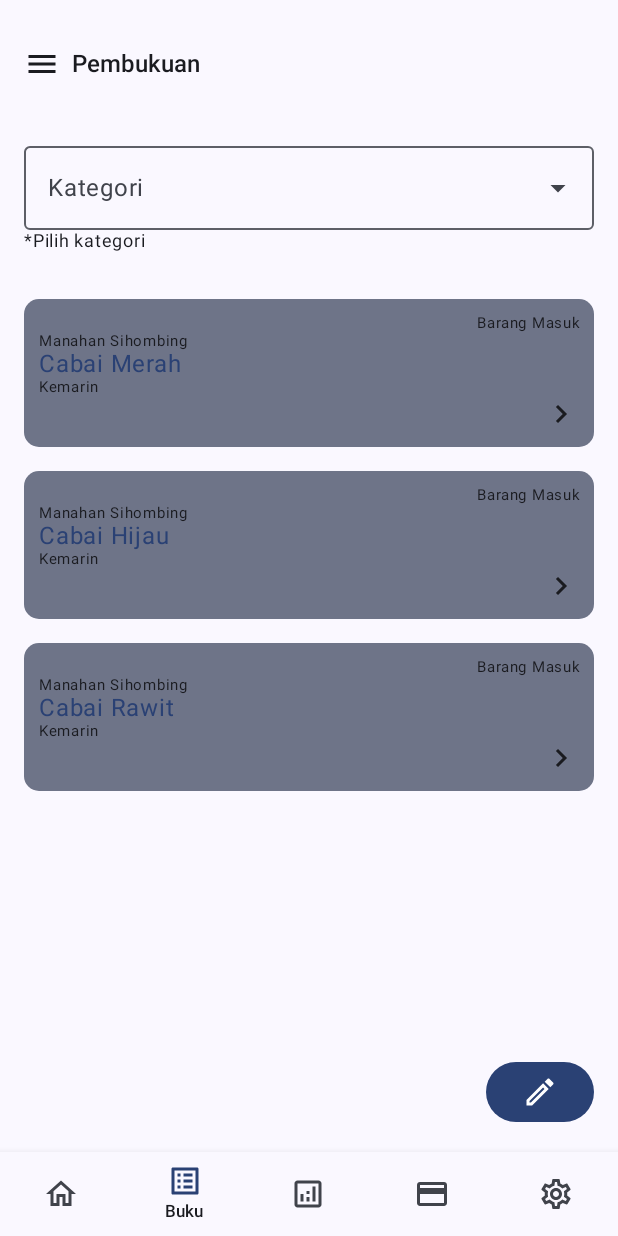
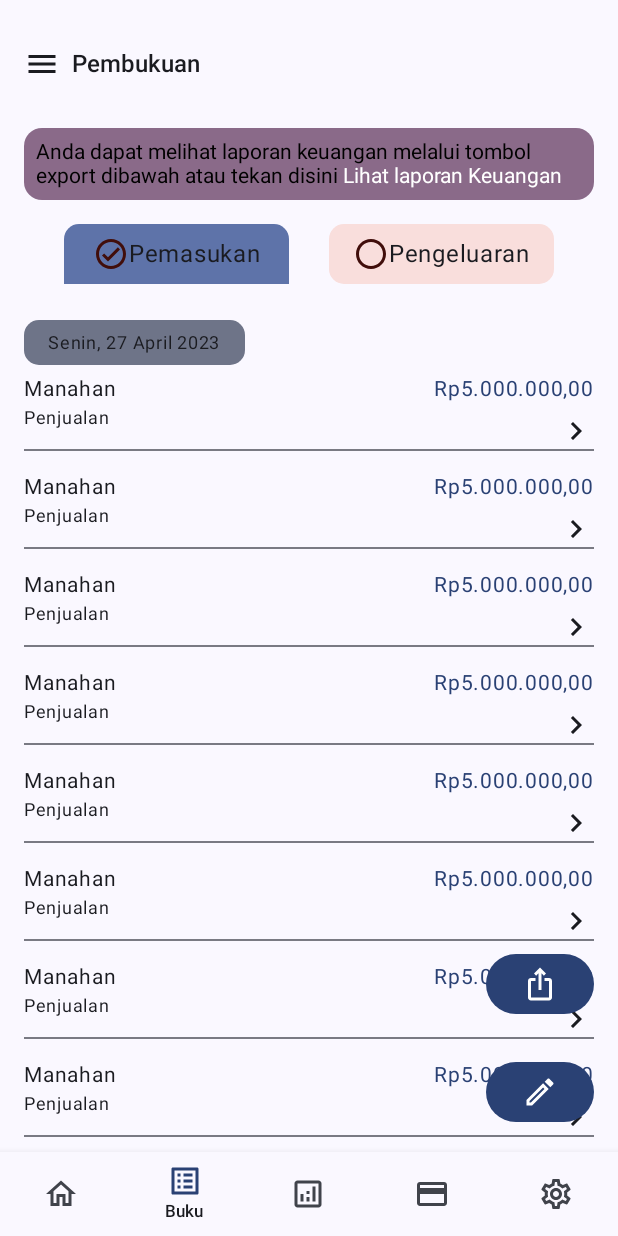
Before and after one commit to beranju/BisnisPlus, an Android app built with Jetpack Compose: the PembukuanScreen screen opened through its navigation route, on a phone screen of 412 x 824 dp. Run offline under Robolectric (Android 15) with nearby library versions, the phone set to English and light mode, and no system bars; our stand-ins replace Timber.

Commit message:
changes pembukuan screen with new ui

```diff
--- a/app/src/main/java/com/beran/bisnisplus/BisnisPlusApp.kt
+++ b/app/src/main/java/com/beran/bisnisplus/BisnisPlusApp.kt
@@ -115,7 +115,10 @@ fun BisnisPlusApp(navController: NavHostController, modifier: Modifier = Modifie
             }
             composable(route = Screen.Pembukuan.route) {
                 PembukuanScreen(
-                    onNavigateToCreateBook = { navController.navigate(Screen.CreateNewBook.route) }
+                    onNavigateToCreateBook = { navController.navigate(Screen.CreateNewBook.route) },
+                    onNavigateToLaporanScreen = {route ->
+                        // ** on navigate to laporan screen
+                    }
                 )
             }
             composable(route = Screen.Statistik.route) {
--- /dev/null
+++ b/app/src/main/java/com/beran/bisnisplus/data/PembukuanItem.kt
@@ -0,0 +1,69 @@
+package com.beran.bisnisplus.data
+
+data class PembukuanItem(
+    val id: Int,
+    val mitraName: String,
+    val bookType: String,
+    val category: String,
+    val amount: Int
+
+)
+
+val dummyItem = listOf(
+    PembukuanItem(
+        id = 1,
+        mitraName = "Manahan",
+        bookType = "Pemasukan",
+        category = "Penjualan",
+        amount = 5000000
+    ),
+    PembukuanItem(
+        id = 2,
+        mitraName = "Manahan",
+        bookType = "Pemasukan",
+        category = "Penjualan",
+        amount = 5000000
+    ),
+    PembukuanItem(
+        id = 3,
+        mitraName = "Manahan",
+        bookType = "Pemasukan",
+        category = "Penjualan",
+        amount = 5000000
+    ),
+    PembukuanItem(
+        id = 4,
+        mitraName = "Manahan",
+        bookType = "Pemasukan",
+        category = "Penjualan",
+        amount = 5000000
+    ),
+    PembukuanItem(
+        id = 5,
+        mitraName = "Manahan",
+        bookType = "Pemasukan",
+        category = "Penjualan",
+        amount = 5000000
+    ),
+    PembukuanItem(
+        id = 6,
+        mitraName = "Manahan",
+        bookType = "Pemasukan",
+        category = "Penjualan",
+        amount = 5000000
+    ),
+    PembukuanItem(
+        id = 7,
+        mitraName = "Manahan",
+        bookType = "Pemasukan",
+        category = "Penjualan",
+        amount = 5000000
+    ),
+    PembukuanItem(
+        id = 8,
+        mitraName = "Manahan",
+        bookType = "Pemasukan",
+        category = "Penjualan",
+        amount = 5000000
+    ),
+)
--- a/app/src/main/java/com/beran/bisnisplus/ui/screen/pembukuan/PembukuanScreen.kt
+++ b/app/src/main/java/com/beran/bisnisplus/ui/screen/pembukuan/PembukuanScreen.kt
@@ -1,158 +1,190 @@
 package com.beran.bisnisplus.ui.screen
 
+import androidx.compose.foundation.ExperimentalFoundationApi
+import androidx.compose.foundation.background
 import androidx.compose.foundation.clickable
 import androidx.compose.foundation.layout.Arrangement
 import androidx.compose.foundation.layout.Box
 import androidx.compose.foundation.layout.Column
+import androidx.compose.foundation.layout.Row
 import androidx.compose.foundation.layout.Spacer
 import androidx.compose.foundation.layout.fillMaxSize
 import androidx.compose.foundation.layout.fillMaxWidth
 import androidx.compose.foundation.layout.height
 import androidx.compose.foundation.layout.padding
 import androidx.compose.foundation.layout.width
-import androidx.compose.foundation.lazy.LazyColumn
-import androidx.compose.foundation.lazy.items
+import androidx.compose.foundation.pager.HorizontalPager
+import androidx.compose.foundation.pager.PagerState
+import androidx.compose.foundation.pager.rememberPagerState
 import androidx.compose.foundation.shape.CircleShape
+import androidx.compose.foundation.shape.RoundedCornerShape
+import androidx.compose.foundation.text.ClickableText
 import androidx.compose.material.icons.Icons
-import androidx.compose.material.icons.outlined.ArrowDropDown
-import androidx.compose.material.icons.outlined.ArrowDropUp
+import androidx.compose.material.icons.filled.IosShare
+import androidx.compose.material.icons.outlined.CheckCircle
 import androidx.compose.material.icons.outlined.Edit
+import androidx.compose.material.icons.outlined.RadioButtonUnchecked
 import androidx.compose.material3.Button
-import androidx.compose.material3.DropdownMenu
-import androidx.compose.material3.DropdownMenuItem
+import androidx.compose.material3.Card
+import androidx.compose.material3.CardDefaults
 import androidx.compose.material3.Icon
 import androidx.compose.material3.MaterialTheme
-import androidx.compose.material3.OutlinedTextField
 import androidx.compose.material3.Scaffold
 import androidx.compose.material3.Text
 import androidx.compose.runtime.Composable
-import androidx.compose.runtime.getValue
-import androidx.compose.runtime.mutableStateOf
-import androidx.compose.runtime.remember
-import androidx.compose.runtime.setValue
+import androidx.compose.runtime.rememberCoroutineScope
+import androidx.compose.ui.Alignment
 import androidx.compose.ui.Modifier
-import androidx.compose.ui.geometry.Size
-import androidx.compose.ui.layout.onGloballyPositioned
-import androidx.compose.ui.platform.LocalDensity
+import androidx.compose.ui.draw.clip
+import androidx.compose.ui.text.SpanStyle
+import androidx.compose.ui.text.buildAnnotatedString
+import androidx.compose.ui.text.withStyle
 import androidx.compose.ui.tooling.preview.Preview
-import androidx.compose.ui.unit.Dp
 import androidx.compose.ui.unit.dp
-import androidx.compose.ui.unit.toSize
-import com.beran.bisnisplus.data.listDummyBuku
-import com.beran.bisnisplus.ui.component.PembukuanCard
+import com.beran.bisnisplus.ui.screen.pembukuan.TabContentScreen
 import com.beran.bisnisplus.ui.theme.BisnisPlusTheme
+import kotlinx.coroutines.launch
 
+@OptIn(ExperimentalFoundationApi::class)
 @Composable
 fun PembukuanScreen(
     onNavigateToCreateBook: () -> Unit,
+    onNavigateToLaporanScreen: (String) -> Unit,
     modifier: Modifier = Modifier
 ) {
-
-    Scaffold(
-        floatingActionButton = {
+    Scaffold(floatingActionButton = {
+        Column(verticalArrangement = Arrangement.spacedBy(24.dp)) {
+            Button(onClick = onNavigateToCreateBook, shape = CircleShape) {
+                Icon(
+                    imageVector = Icons.Default.IosShare,
+                    contentDescription = "Melihat Laporan Keuangan"
+                )
+            }
             Button(onClick = onNavigateToCreateBook, shape = CircleShape) {
                 Icon(imageVector = Icons.Outlined.Edit, contentDescription = "Buat pembukuan")
             }
         }
-    ) { innerPadding ->
+    }) { innerPadding ->
         Box(modifier = modifier.padding(innerPadding)) {
             Column(
                 modifier = Modifier
                     .fillMaxSize()
                     .padding(horizontal = 16.dp)
             ) {
-                CategoryBukuSection()
-                Text(text = "*Pilih kategori", style = MaterialTheme.typography.bodySmall)
-                PembukuanSection()
+                TipsCardSection(onNavigateToLaporanScreen)
+                TabsSection()
             }
         }
     }
 }
 
+@OptIn(ExperimentalFoundationApi::class)
 @Composable
-private fun PembukuanSection() {
-    LazyColumn(verticalArrangement = Arrangement.spacedBy(16.dp)) {
-        item {
-            Spacer(modifier = Modifier.height(16.dp))
+private fun TabsSection(
+    modifier: Modifier = Modifier
+) {
+    val pagerState = rememberPagerState()
+
+    Column(modifier = modifier.fillMaxSize()) {
+        Spacer(modifier = Modifier.height(16.dp))
+        Tabs(pagerState = pagerState)
+        TabsContent(pagerState = pagerState)
+    }
+}
+
+@OptIn(ExperimentalFoundationApi::class)
+@Composable
+private fun TabsContent(
+    pagerState: PagerState, modifier: Modifier = Modifier
+) {
+    HorizontalPager(pageCount = 2, state = pagerState, modifier = modifier) { page ->
+        when (page) {
+            0 -> TabContentScreen(title = "Tab content pemasukan")
+            1 -> TabContentScreen(title = "Tab content pengeluaran")
         }
-        items(listDummyBuku, key = { item -> item.id }) { item ->
-            PembukuanCard(
-                judulBuku = item.judulBuku,
-                namaAgen = item.agen,
-                jenisBuku = item.kategori,
-                date = item.date,
-                width = Dp.Infinity
-            )
+    }
+}
+
+@OptIn(ExperimentalFoundationApi::class)
+@Composable
+private fun Tabs(
+    pagerState: PagerState, modifier: Modifier = Modifier
+) {
+    val listTabs = listOf(
+        "Pemasukan", "Pengeluaran"
+    )
+    val coroutineScope = rememberCoroutineScope()
+    Row(
+        horizontalArrangement = Arrangement.SpaceEvenly,
+        modifier = modifier
+            .fillMaxWidth()
+    ) {
+        listTabs.forEachIndexed { index, _ ->
+            Row(
+                verticalAlignment = Alignment.CenterVertically,
+                horizontalArrangement = Arrangement.Center,
+                modifier = Modifier
+                    .width(150.dp)
+                    .height(40.dp)
+                    .clip(
+                        if (pagerState.currentPage == index) RoundedCornerShape(
+                            topStart = 10.dp,
+                            topEnd = 10.dp
+                        ) else RoundedCornerShape(10.dp)
+                    )
+                    .background(if (listTabs[index] == "Pemasukan") MaterialTheme.colorScheme.primaryContainer else MaterialTheme.colorScheme.errorContainer)
+            ) {
+                Icon(
+                    imageVector = if (pagerState.currentPage == index) Icons.Outlined.CheckCircle else Icons.Outlined.RadioButtonUnchecked,
+                    contentDescription = "radio button",
+                    tint = if (listTabs[index] == "Pembukuan") MaterialTheme.colorScheme.onPrimaryContainer else MaterialTheme.colorScheme.onErrorContainer,
+                    modifier = Modifier.clickable {
+                        coroutineScope.launch {
+                            pagerState.animateScrollToPage(index)
+                        }
+                    }
+                )
+                Text(text = listTabs[index])
+            }
+
         }
     }
 }
 
 @Composable
-fun CategoryBukuSection() {
-
-    var selectedText by remember {
-        mutableStateOf("")
+private fun TipsCardSection(
+    onNavigateToLaporanScreen: (String) -> Unit, modifier: Modifier = Modifier
+) {
+    val annotatedText = buildAnnotatedString {
+        append("Anda dapat melihat laporan keuangan melalui tombol export dibawah atau tekan disini ")
+        pushStringAnnotation(tag = "route", annotation = "laporanKeuangan")
+        withStyle(style = SpanStyle(color = MaterialTheme.colorScheme.onTertiaryContainer)) {
+            append("Lihat laporan Keuangan")
+        }
+        pop()
     }
-
-    var textFieldSize by remember {
-        mutableStateOf(Size.Zero)
-    }
-
-    var expanded by remember {
-        mutableStateOf(false)
-    }
-    val listCategory = listOf(
-        "Barang masuk",
-        "Barang Keluar",
-        "Hutang",
-        "Pinjaman",
-        "Pendapatan"
-    )
-
-    Box {
-        OutlinedTextField(
-            value = selectedText,
-            onValueChange = { newValue -> selectedText = newValue },
-            label = { Text(text = "Kategori") },
-            trailingIcon = {
-                Icon(
-                    imageVector = if (expanded) Icons.Outlined.ArrowDropUp else Icons.Outlined.ArrowDropDown,
-                    contentDescription = "open dropdown",
-                    modifier = Modifier.clickable {
-                        expanded = !expanded
+    Card(
+        colors = CardDefaults.cardColors(containerColor = MaterialTheme.colorScheme.tertiaryContainer),
+        modifier = modifier.fillMaxWidth()
+    ) {
+        ClickableText(
+            text = annotatedText, onClick = { offset ->
+                annotatedText.getStringAnnotations(tag = "route", start = offset, end = offset)
+                    .firstOrNull()?.let { annotation ->
+                        onNavigateToLaporanScreen(annotation.item)
                     }
-                )
-            },
-            modifier = Modifier
+            }, modifier = Modifier
                 .fillMaxWidth()
-                .onGloballyPositioned { coordinate ->
-                    // ** this value is used to assign to
-                    // ** the drop down the same width
-                    textFieldSize = coordinate.size.toSize()
-                }
+                .padding(8.dp)
         )
-        /**
-         * show dropdown when icon dropdown clicked
-         */
-        DropdownMenu(
-            expanded = expanded,
-            onDismissRequest = { expanded = false },
-            modifier = Modifier.width(with(LocalDensity.current) { textFieldSize.width.toDp() })
-        ) {
-            listCategory.forEach { label ->
-                DropdownMenuItem(text = { Text(text = label) }, onClick = {
-                    selectedText = label
-                    expanded = false
-                })
-            }
-        }
     }
 }
+
 
 @Preview(showBackground = true)
 @Composable
 fun PembukuanScreenPrev() {
     BisnisPlusTheme {
-        PembukuanScreen(onNavigateToCreateBook = {})
+        PembukuanScreen(onNavigateToCreateBook = {}, onNavigateToLaporanScreen = {})
     }
 }
--- /dev/null
+++ b/app/src/main/java/com/beran/bisnisplus/ui/screen/pembukuan/TabContentScreen.kt
@@ -0,0 +1,142 @@
+package com.beran.bisnisplus.ui.screen.pembukuan
+
+import androidx.compose.foundation.background
+import androidx.compose.foundation.layout.Arrangement
+import androidx.compose.foundation.layout.Box
+import androidx.compose.foundation.layout.Column
+import androidx.compose.foundation.layout.Row
+import androidx.compose.foundation.layout.Spacer
+import androidx.compose.foundation.layout.fillMaxSize
+import androidx.compose.foundation.layout.fillMaxWidth
+import androidx.compose.foundation.layout.height
+import androidx.compose.foundation.layout.padding
+import androidx.compose.foundation.layout.width
+import androidx.compose.foundation.lazy.LazyColumn
+import androidx.compose.foundation.lazy.items
+import androidx.compose.foundation.shape.RoundedCornerShape
+import androidx.compose.material.icons.Icons
+import androidx.compose.material.icons.filled.NavigateNext
+import androidx.compose.material3.Divider
+import androidx.compose.material3.Icon
+import androidx.compose.material3.MaterialTheme
+import androidx.compose.material3.Text
+import androidx.compose.runtime.Composable
+import androidx.compose.runtime.getValue
+import androidx.compose.runtime.mutableStateOf
+import androidx.compose.runtime.remember
+import androidx.compose.runtime.setValue
+import androidx.compose.ui.Alignment
+import androidx.compose.ui.Modifier
+import androidx.compose.ui.draw.clip
+import androidx.compose.ui.geometry.Size
+import androidx.compose.ui.layout.onGloballyPositioned
+import androidx.compose.ui.platform.LocalDensity
+import androidx.compose.ui.tooling.preview.Preview
+import androidx.compose.ui.unit.dp
+import androidx.compose.ui.unit.toSize
+import com.beran.bisnisplus.data.PembukuanItem
+import com.beran.bisnisplus.data.dummyItem
+import com.beran.bisnisplus.ui.theme.BisnisPlusTheme
+import com.beran.bisnisplus.utils.Utils
+import androidx.compose.foundation.layout.Box as Box1
+
+@Composable
+fun TabContentScreen(
+    title: String, modifier: Modifier = Modifier
+) {
+    var size by remember {
+        mutableStateOf(Size.Zero)
+    }
+    Box(modifier = modifier
+        .fillMaxSize()
+        .padding(top = 24.dp)
+        .onGloballyPositioned { coordinate ->
+            size = coordinate.size.toSize()
+        }) {
+        ListBookSection(size = size)
+    }
+}
+
+@Composable
+private fun BooksCard(
+    book: PembukuanItem, modifier: Modifier = Modifier
+) {
+    val amount = Utils.rupiahFormatter(book.amount)
+
+    Column(modifier = modifier.padding(vertical = 8.dp)) {
+        Row(
+            horizontalArrangement = Arrangement.SpaceBetween, modifier = Modifier.fillMaxWidth()
+        ) {
+            Column(verticalArrangement = Arrangement.spacedBy(4.dp)) {
+                Text(text = book.mitraName, style = MaterialTheme.typography.bodyMedium)
+                Text(text = book.category, style = MaterialTheme.typography.bodySmall)
+            }
+            Column(
+                verticalArrangement = Arrangement.spacedBy(8.dp),
+                horizontalAlignment = Alignment.End
+            ) {
+                Text(
+                    text = amount,
+                    style = MaterialTheme.typography.bodyMedium,
+                    color = MaterialTheme.colorScheme.primary
+                )
+                Icon(
+                    imageVector = Icons.Default.NavigateNext,
+                    contentDescription = "Navigate to detail"
+                )
+            }
+        }
+        Divider(Modifier.height(1.dp))
+    }
+}
+
+
+@Composable
+private fun ListBookSection(
+    size: Size
+) {
+    val localDensity = LocalDensity.current
+    LazyColumn(
+        modifier = Modifier.height(with(localDensity) { size.height.toDp() })
+    ) {
+        item {
+            DateSection(date = "Senin, 27 April 2023")
+        }
+        items(dummyItem, key = { item -> item.id }) { book ->
+            BooksCard(book = book)
+        }
+        item {
+            Row(horizontalArrangement = Arrangement.End, modifier = Modifier.fillMaxWidth()) {
+                Text(text = "Total", style = MaterialTheme.typography.labelMedium)
+                Spacer(modifier = Modifier.width(8.dp))
+                Text(
+                    text = "Rp15.000.000,00",
+                    style = MaterialTheme.typography.bodyMedium,
+                    color = MaterialTheme.colorScheme.primary
+                )
+            }
+        }
+    }
+}
+
+@Composable
+private fun DateSection(
+    date: String, modifier: Modifier = Modifier
+) {
+    Box1(
+        modifier = modifier
+            .clip(RoundedCornerShape(10.dp))
+            .background(MaterialTheme.colorScheme.secondaryContainer)
+            .padding(vertical = 8.dp, horizontal = 16.dp)
+    ) {
+        Text(text = date, style = MaterialTheme.typography.bodySmall)
+    }
+}
+
+@Preview(showBackground = true)
+@Composable
+fun TabContentScreenPrev() {
+    BisnisPlusTheme {
+        TabContentScreen(title = "Pemasukan")
+    }
+}
--- /dev/null
+++ b/app/src/main/java/com/beran/bisnisplus/utils/Utils.kt
@@ -0,0 +1,12 @@
+package com.beran.bisnisplus.utils
+
+import java.text.NumberFormat
+import java.util.Locale
+
+object Utils {
+
+    fun rupiahFormatter(amount: Int): String {
+        val formatter = NumberFormat.getCurrencyInstance(Locale("id", "ID"))
+        return formatter.format(amount.toLong())
+    }
+}
--- a/core/build.gradle
+++ b/core/build.gradle
@@ -26,11 +26,11 @@ android {
         }
     }
     compileOptions {
-        sourceCompatibility JavaVersion.VERSION_1_8
-        targetCompatibility JavaVersion.VERSION_1_8
+        sourceCompatibility JavaVersion.VERSION_17
+        targetCompatibility JavaVersion.VERSION_17
     }
     kotlinOptions {
-        jvmTarget = '1.8'
+        jvmTarget = '17'
     }
 }
 
--- /dev/null
+++ b/core/src/main/java/com/beran/core/di/CoreModule.kt
@@ -0,0 +1 @@
+package com.beran.core.di
```
